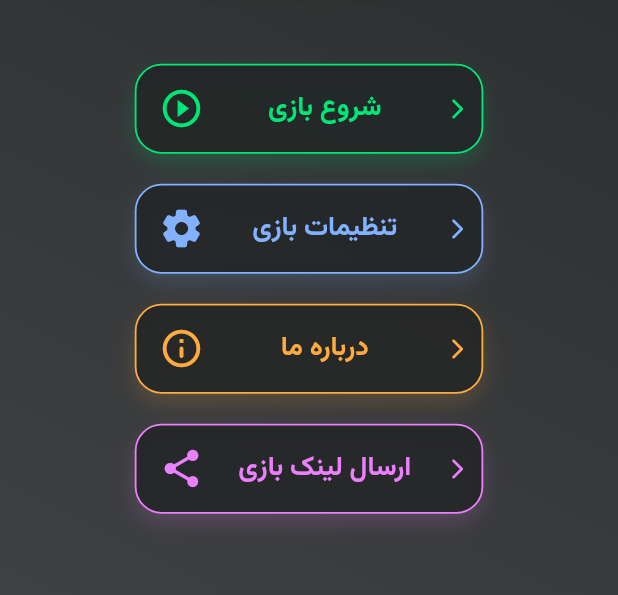
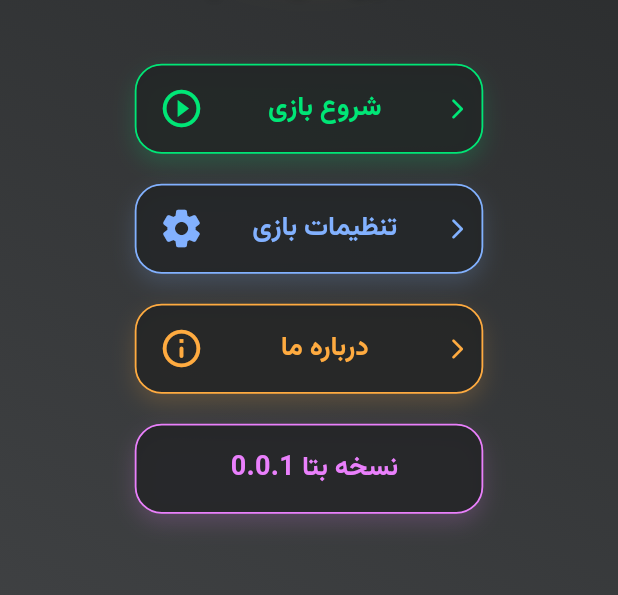
Before and after one commit to mohsen0dev/persian_hokm, a Flutter app: the screen it shows after launch, on a phone screen of 412 x 824 dp, the part 507-1102 px from its top. Run offline on Flutter 3.47's test engine with Material 3 defaults, Android fonts, the phone set to English and light mode, and no system bars; our stand-ins replace audioplayers, get, get_storage.

Commit message:
تغییر ایکن و عدم نمایش روی کارت ها

```diff
--- a/lib/game/presentation/pages/abute_me.dart
+++ b/lib/game/presentation/pages/abute_me.dart
@@ -1,4 +1,5 @@
 import 'package:flutter/material.dart';
+import 'package:persian_hokm/game/presentation/widgets/screen_size_guard.dart';
 import 'package:url_launcher/url_launcher.dart';
 
 class AbuteMeScreen extends StatelessWidget {
@@ -122,6 +123,7 @@ class AbuteMeScreen extends StatelessWidget {
             ],
           ),
         ),
+        child: ScreenSizeGuard(
           child: Center(
             child: SizedBox(
               width: 650,
@@ -160,6 +162,7 @@ class AbuteMeScreen extends StatelessWidget {
             ),
           ),
         ),
+      ),
     );
   }
 }
--- a/lib/game/presentation/pages/home_screen.dart
+++ b/lib/game/presentation/pages/home_screen.dart
@@ -14,6 +14,47 @@ class HomeScreen extends StatelessWidget {
   Widget build(BuildContext context) {
     DateTime? lastBackPressTime;
     final orientation = MediaQuery.of(context).orientation;
+    var listItem = Column(
+      mainAxisAlignment: MainAxisAlignment.center,
+      crossAxisAlignment: CrossAxisAlignment.center,
+      children: [
+        cardListItems(
+            context,
+            'شروع بازی',
+            () => Get.to(
+                transition: Transition.leftToRight,
+                duration: const Duration(milliseconds: 600),
+                () => (GameScreen())),
+            icon: Icons.play_circle_outline_outlined,
+            color: Colors.greenAccent.shade400,
+            dark: true),
+        cardListItems(
+          context,
+          'تنظیمات بازی',
+          () => Get.to(
+            transition: Transition.leftToRight,
+            duration: const Duration(milliseconds: 600),
+            () => SettingsScreen(),
+          ),
+          icon: Icons.settings_rounded,
+          color: Colors.blueAccent.shade100,
+          dark: true,
+        ),
+        cardListItems(
+            context,
+            'درباره ما',
+            () => Get.to(
+                    transition: Transition.leftToRight,
+                    duration: const Duration(milliseconds: 600), () {
+                  return AbuteMeScreen();
+                }),
+            icon: Icons.info_outline_rounded,
+            color: Colors.orangeAccent.shade200,
+            dark: true),
+        cardListItems(context, 'نسخه بتا 0.0.1', null,
+            color: Colors.purpleAccent.shade100, dark: true),
+      ],
+    );
     return PopScope(
       canPop: false,
       onPopInvokedWithResult: (bool didPop, PopupRoute? route) async {
@@ -118,40 +159,7 @@ class HomeScreen extends StatelessWidget {
                         SizedBox(
                           height: MediaQuery.of(context).size.height * 0.04,
                         ),
-                        cardListItems(
-                            context,
-                            'شروع بازی',
-                            () => Get.to(
-                                transition: Transition.leftToRight,
-                                duration: const Duration(milliseconds: 600),
-                                () => (GameScreen())),
-                            icon: Icons.play_circle_outline_outlined,
-                            color: Colors.greenAccent.shade400,
-                            dark: true),
-                        cardListItems(
-                            context,
-                            'تنظیمات بازی',
-                            () => Get.to(
-                                transition: Transition.leftToRight,
-                                duration: const Duration(milliseconds: 600),
-                                () => SettingsScreen()),
-                            icon: Icons.settings_rounded,
-                            color: Colors.blueAccent.shade100,
-                            dark: true),
-                        cardListItems(
-                            context,
-                            'درباره ما',
-                            () => Get.to(
-                                transition: Transition.leftToRight,
-                                duration: const Duration(milliseconds: 600),
-                                () => AbuteMeScreen()),
-                            icon: Icons.info_outline_rounded,
-                            color: Colors.orangeAccent.shade200,
-                            dark: true),
-                        cardListItems(context, 'ارسال لینک بازی', () {},
-                            icon: Icons.share_rounded,
-                            color: Colors.purpleAccent.shade100,
-                            dark: true),
+                        listItem,
                         const SizedBox(height: 32),
                       ],
                     ),
@@ -160,51 +168,7 @@ class HomeScreen extends StatelessWidget {
                     child: Row(
                       mainAxisAlignment: MainAxisAlignment.spaceEvenly,
                       children: [
-                        Column(
-                          mainAxisAlignment: MainAxisAlignment.center,
-                          crossAxisAlignment: CrossAxisAlignment.center,
-                          children: [
-                            cardListItems(
-                                context,
-                                'شروع بازی',
-                                () => Get.to(
-                                    transition: Transition.leftToRight,
-                                    duration: const Duration(milliseconds: 600),
-                                    () => (GameScreen())),
-                                icon: Icons.play_circle_outline_outlined,
-                                color: Colors.greenAccent.shade400,
-                                dark: true),
-                            cardListItems(
-                              context,
-                              'تنظیمات بازی',
-                              () => Get.to(
-                                transition: Transition.leftToRight,
-                                duration: const Duration(milliseconds: 600),
-                                () => SettingsScreen(),
-                              ),
-                              icon: Icons.settings_rounded,
-                              color: Colors.blueAccent.shade100,
-                              dark: true,
-                            ),
-                            cardListItems(
-                                context,
-                                'درباره ما',
-                                () => Get.to(
-                                        transition: Transition.leftToRight,
-                                        duration:
-                                            const Duration(milliseconds: 600),
-                                        () {
-                                      return AbuteMeScreen();
-                                    }),
-                                icon: Icons.info_outline_rounded,
-                                color: Colors.orangeAccent.shade200,
-                                dark: true),
-                            cardListItems(context, 'ارسال لینک بازی', () {},
-                                icon: Icons.share_rounded,
-                                color: Colors.purpleAccent.shade100,
-                                dark: true),
-                          ],
-                        ),
+                        listItem,
                         Column(
                           mainAxisAlignment: MainAxisAlignment.center,
                           crossAxisAlignment: CrossAxisAlignment.center,
@@ -230,7 +194,7 @@ class HomeScreen extends StatelessWidget {
                             ),
                             const SizedBox(height: 18),
                             Text(
-                              'بازی حکم ایرانی',
+                              'بازی آس حکم',
                               style: TextStyle(
                                 fontSize:
                                     (MediaQuery.of(context).size.width * 0.01) +
@@ -258,7 +222,7 @@ class HomeScreen extends StatelessWidget {
     );
   }
 
-  Widget cardListItems(BuildContext context, String text, Function onTap,
+  Widget cardListItems(BuildContext context, String text, Function? onTap,
       {IconData? icon, required Color color, bool dark = false}) {
     return Center(
       child: AnimatedContainer(
@@ -290,16 +254,16 @@ class HomeScreen extends StatelessWidget {
             borderRadius: BorderRadius.circular(18),
             splashColor: color.withOpacity(0.3),
             highlightColor: color.withOpacity(0.1),
-            onTap: () {
-              onTap();
-            },
+            onTap: onTap != null ? () => onTap() : null,
             child: Padding(
               padding: EdgeInsets.only(left: 15, right: 8),
               child: Row(
                 mainAxisAlignment: MainAxisAlignment.spaceBetween,
                 children: [
-                  Icon(Icons.arrow_back_ios_new_rounded,
-                      size: 16, color: color),
+                  icon == null
+                      ? const SizedBox()
+                      : Icon(Icons.arrow_back_ios_new_rounded,
+                          size: 16, color: color),
                   Text(
                     text,
                     style: TextStyle(
@@ -309,9 +273,9 @@ class HomeScreen extends StatelessWidget {
                       fontFamily: 'Vazirmatn',
                     ),
                   ),
-                  if (icon != null) ...[
-                    Icon(icon, color: color, size: 30),
-                  ],
+                  icon == null
+                      ? const SizedBox()
+                      : Icon(icon, color: color, size: 30),
                 ],
               ),
             ),
--- a/lib/game/presentation/pages/settings_screen.dart
+++ b/lib/game/presentation/pages/settings_screen.dart
@@ -1,6 +1,7 @@
 import 'package:flutter/material.dart';
 import 'package:get/get.dart';
 import 'package:get_storage/get_storage.dart';
+import 'package:persian_hokm/game/presentation/widgets/screen_size_guard.dart';
 
 class SettingsController extends GetxController {
   final box = GetStorage();
@@ -111,7 +112,8 @@ class SettingsScreen extends StatelessWidget {
         backgroundColor: Colors.deepPurple.shade400,
         elevation: 2,
       ),
-      body: Container(
+      body: ScreenSizeGuard(
+        child: Container(
           width: double.infinity,
           height: double.infinity,
           decoration: const BoxDecoration(
@@ -213,6 +215,7 @@ class SettingsScreen extends StatelessWidget {
               );
             }
           }),
+        ),
       ),
     );
   }
--- a/lib/game/presentation/utils/ui_helper.dart
+++ b/lib/game/presentation/utils/ui_helper.dart
@@ -8,7 +8,7 @@ class UIHelper {
   static void showSnackBar(BuildContext context, String message) {
     ScaffoldMessenger.of(context).showSnackBar(
       SnackBar(
-        duration: Duration(milliseconds: 500),
+        duration: Duration(milliseconds: 700),
         width: 150,
         behavior: SnackBarBehavior.floating,
         shape: RoundedRectangleBorder(
--- a/lib/game/presentation/widgets/card_widget.dart
+++ b/lib/game/presentation/widgets/card_widget.dart
@@ -13,7 +13,7 @@ class CardWidget extends StatelessWidget {
     super.key,
     required this.card,
     this.isSelectable = false,
-    this.borderColor = Colors.black26,
+    this.borderColor = Colors.green,
     this.showBack = false,
   });
 
--- a/pubspec.yaml
+++ b/pubspec.yaml
@@ -18,6 +18,7 @@ dependencies:
   get_storage: ^2.1.1
   audioplayers: ^6.4.0
   integration_test_preview: ^0.1.0
+
   flutter_localizations:
     sdk: flutter
 
```
Also changed, not shown: lib/game/models/player.dart (+4 -4 lines), lib/game/presentation/controllers/game_controller.dart (+5 -2 lines), lib/game/presentation/pages/game_screen.dart (+50 -24 lines), assets/images/aces.png, 12 other files. Lines whose indentation alone changed are shown as unchanged.
